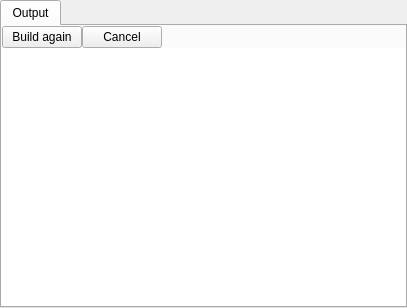
KDE/kate, file addons/katebuild-plugin/build.ui: the form before one commit.
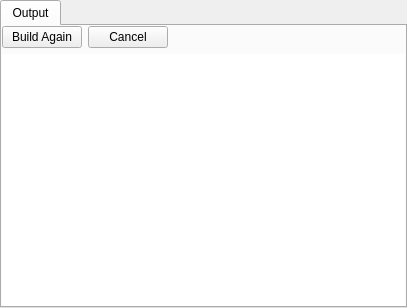
The form after the commit. Icons and pictures are not drawn.

Commit message:
katebuild-plugin: Improve the buttons under the "Output" tab
This fixes the capitalization of the "Build Again" button text, and adds an icon
for that and the "Cancel" button.

```diff
--- a/addons/katebuild-plugin/build.ui
+++ b/addons/katebuild-plugin/build.ui
@@ -48,15 +48,15 @@
        <property name="bottomMargin">
         <number>0</number>
        </property>
-       <property name="spacing">
-        <number>0</number>
-       </property>
        <item>
         <layout class="QHBoxLayout" name="u_outpTopLayout">
          <item>
           <widget class="QPushButton" name="buildAgainButton">
            <property name="text">
-            <string>Build again</string>
+            <string>Build Again</string>
+           </property>
+           <property name="icon">
+            <iconset theme="run-build"/>
            </property>
           </widget>
          </item>
```
Left out of the diff: 3 changed lines with no effect on the pictures.
